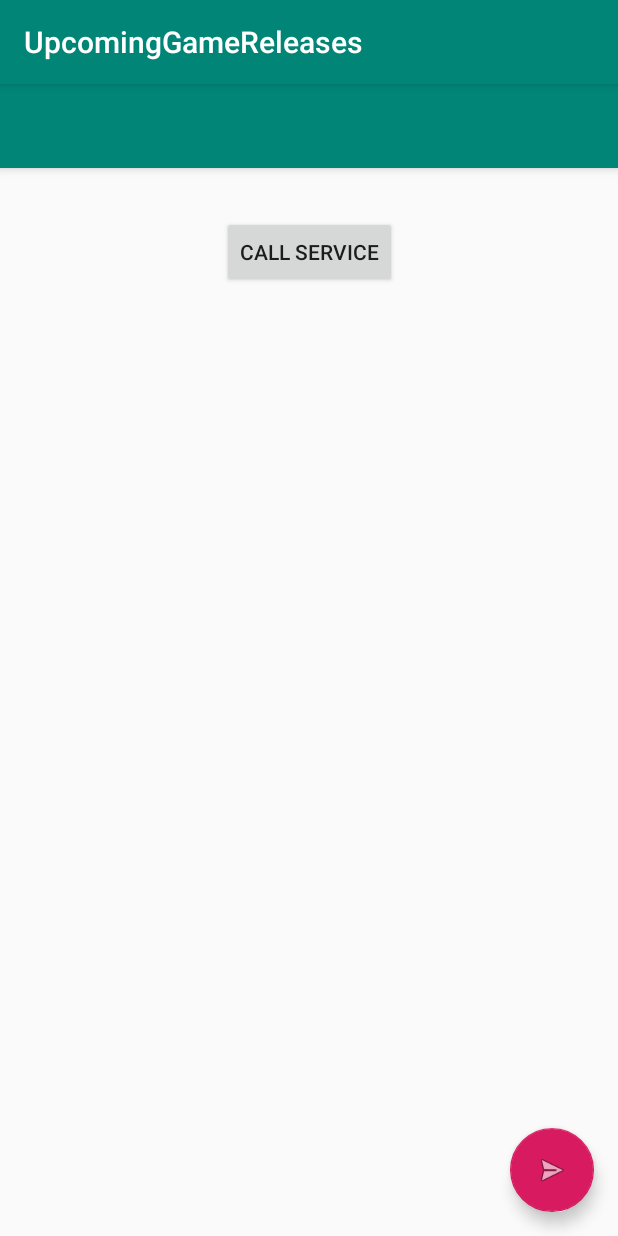
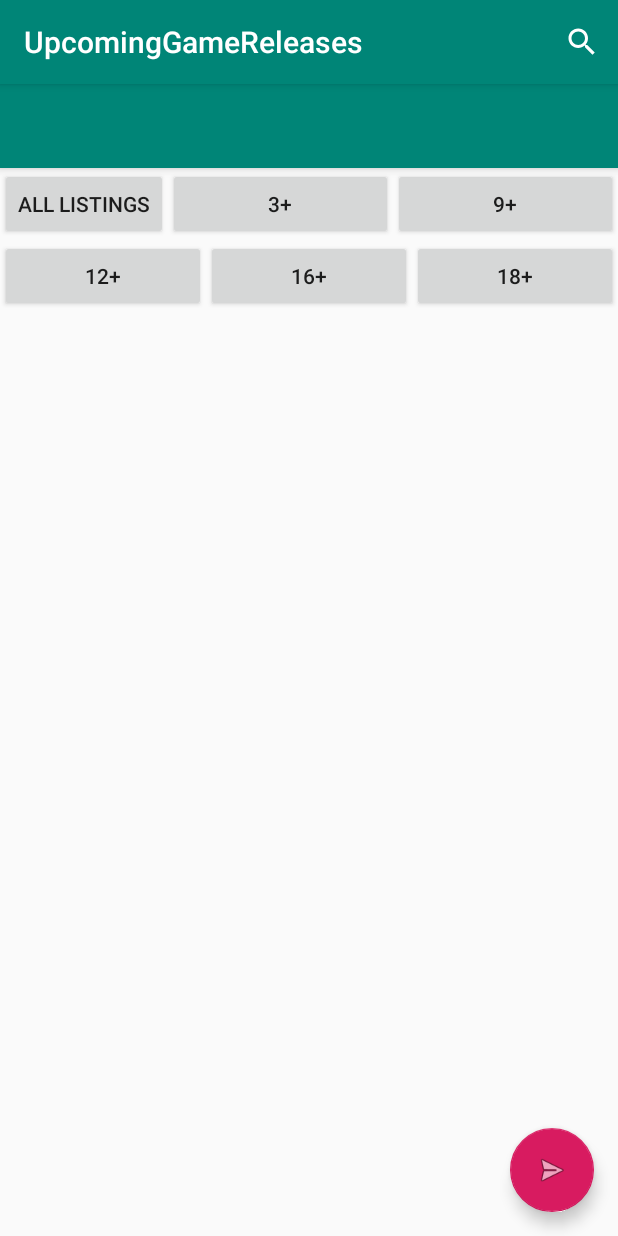
Before and after one commit to carney93/EADCA2_Android, an Android app: the screen it shows after launch (MainActivity), on a phone screen of 412 x 824 dp. Run offline under Robolectric (Android 15) with nearby library versions, the phone set to English and light mode, and no system bars; our stand-ins replace Volley.

Commit message:
added filter functionality and search bar

```diff
--- a/app/src/main/java/com/example/upcominggamereleases/MainActivity.java
+++ b/app/src/main/java/com/example/upcominggamereleases/MainActivity.java
@@ -68,51 +68,54 @@ public class MainActivity extends AppCompatActivity {
         return super.onOptionsItemSelected(item);
     }
 
-    public void callService(View v)
-    {
+    public void callService(View v) {
         final TextView outputTextView = (TextView) findViewById(R.id.outputTextView);
 
-        try
-        {
+        try {
             RequestQueue queue = Volley.newRequestQueue(this);
             Log.d(TAG, "Making request");
-            try
-            {
+            try {
                 StringRequest strObjRequest = new StringRequest(Request.Method.GET, SERVICE_URI,
-                        new Response.Listener<String>()
-                        {
+                        new Response.Listener<String>() {
                             @Override
-                            public void onResponse(String response)
-                            {
+                            public void onResponse(String response) {
                                 //clear text
                                 outputTextView.setText("");
-                                Type listOfGames = new TypeToken<ArrayList<VideoGame>>() {}.getType();
+                                Type listOfGames = new TypeToken<ArrayList<VideoGame>>() {
+                                }.getType();
                                 List<VideoGame> vg = new Gson().fromJson(response, listOfGames);
-                                for(int i=0; i<vg.size();i++){
-                                    outputTextView.setText(outputTextView.getText()+" Title:  "+vg.get(i).title + "\n" + " Age Rating:  " +vg.get(i).ageRating + "\n" + " Release Date:  "+ vg.get(i).releaseDate+ "\n\n");
+                                int count = 0;
+                                for (int i = 0; i < vg.size(); i++) {
+                                    String ageRating = vg.get(i).ageRating;
+                                    String filter = v.getTag().toString();
+                                    String formattedDate = vg.get(i).releaseDate.substring(0, 10);
+                                    if (ageRating.equals(filter)) {
+                                        outputTextView.setText(outputTextView.getText() + " Title:  " + vg.get(i).title + "\n" + " Age Rating:  " + vg.get(i).ageRating + "+" +  "\n" + " Release Date:  " + formattedDate + "\n\n");
+                                        count++;
+                                    } else if (filter.equals("all")) {
+                                        outputTextView.setText(outputTextView.getText() + " Title:  " + vg.get(i).title + "\n" + " Age Rating:  " + vg.get(i).ageRating + "+" + "\n" + " Release Date:  " + formattedDate + "\n\n");
+                                        count++;
+                                    }
+                                }
+                                if (count == 0) {
+                                    outputTextView.setText("There are no upcoming games with that age rating");
                                 }
                                 Log.d(TAG, "Displaying data" + vg.toString());
                             }
                         },
-                        new Response.ErrorListener()
-                        {
+                        new Response.ErrorListener() {
                             @Override
-                            public void onErrorResponse(VolleyError error)
-                            {
+                            public void onErrorResponse(VolleyError error) {
                                 outputTextView.setText(error.toString());
                                 Log.d(TAG, "Error" + error.toString());
                             }
                         });
                 queue.add(strObjRequest);
-            }
-            catch (Exception e1)
-            {
+            } catch (Exception e1) {
                 Log.d(TAG, e1.toString());
                 outputTextView.setText(e1.toString());
             }
-        }
-        catch (Exception e2)
-        {
+        } catch (Exception e2) {
             Log.d(TAG, e2.toString());
             outputTextView.setText(e2.toString());
         }
--- /dev/null
+++ b/app/src/main/res/drawable/ic_baseline_search_24.xml
@@ -0,0 +1,5 @@
+<vector android:height="24dp" android:tint="#FFFFFF"
+    android:viewportHeight="24" android:viewportWidth="24"
+    android:width="24dp" xmlns:android="http://schemas.android.com/apk/res/android">
+    <path android:fillColor="@android:color/white" android:pathData="M15.5,14h-0.79l-0.28,-0.27C15.41,12.59 16,11.11 16,9.5 16,5.91 13.09,3 9.5,3S3,5.91 3,9.5 5.91,16 9.5,16c1.61,0 3.09,-0.59 4.23,-1.57l0.27,0.28v0.79l5,4.99L20.49,19l-4.99,-5zM9.5,14C7.01,14 5,11.99 5,9.5S7.01,5 9.5,5 14,7.01 14,9.5 11.99,14 9.5,14z"/>
+</vector>
--- /dev/null
+++ b/app/src/main/res/drawable/ic_search.xml
@@ -0,0 +1,5 @@
+<vector android:height="24dp" android:tint="#FFFFFF"
+    android:viewportHeight="24" android:viewportWidth="24"
+    android:width="24dp" xmlns:android="http://schemas.android.com/apk/res/android">
+    <path android:fillColor="@android:color/white" android:pathData="M15.5,14h-0.79l-0.28,-0.27C15.41,12.59 16,11.11 16,9.5 16,5.91 13.09,3 9.5,3S3,5.91 3,9.5 5.91,16 9.5,16c1.61,0 3.09,-0.59 4.23,-1.57l0.27,0.28v0.79l5,4.99L20.49,19l-4.99,-5zM9.5,14C7.01,14 5,11.99 5,9.5S7.01,5 9.5,5 14,7.01 14,9.5 11.99,14 9.5,14z"/>
+</vector>
--- a/app/src/main/res/layout/activity_main.xml
+++ b/app/src/main/res/layout/activity_main.xml
@@ -20,7 +20,10 @@
 
     </com.google.android.material.appbar.AppBarLayout>
 
+
+
     <include layout="@layout/content_main" />
+
 
     <com.google.android.material.floatingactionbutton.FloatingActionButton
         android:id="@+id/fab"
--- a/app/src/main/res/layout/content_main.xml
+++ b/app/src/main/res/layout/content_main.xml
@@ -1,46 +1,106 @@
 <?xml version="1.0" encoding="utf-8"?>
-<androidx.constraintlayout.widget.ConstraintLayout xmlns:android="http://schemas.android.com/apk/res/android"
+<LinearLayout xmlns:android="http://schemas.android.com/apk/res/android"
     xmlns:app="http://schemas.android.com/apk/res-auto"
     xmlns:tools="http://schemas.android.com/tools"
     android:layout_width="match_parent"
     android:layout_height="match_parent"
     app:layout_behavior="@string/appbar_scrolling_view_behavior"
     tools:context=".MainActivity"
-    tools:showIn="@layout/activity_main">
+    tools:showIn="@layout/activity_main"
+    android:orientation="vertical">
 
-    <Button
-        android:id="@+id/callServiceButton"
-        android:layout_width="wrap_content"
+    <LinearLayout
+        android:layout_width="match_parent"
         android:layout_height="wrap_content"
-        android:layout_alignParentTop="true"
-        android:layout_centerHorizontal="true"
-        android:layout_marginTop="32dp"
-        android:nestedScrollingEnabled="true"
-        android:onClick="callService"
-        android:text="@string/call_button_text"
-        app:layout_constraintLeft_toLeftOf="parent"
-        app:layout_constraintRight_toRightOf="parent"
-        app:layout_constraintTop_toTopOf="parent" />
+        android:orientation="horizontal">
+
+        <Button
+            android:id="@+id/callServiceButton"
+            android:layout_width="wrap_content"
+            android:layout_height="wrap_content"
+
+            android:nestedScrollingEnabled="true"
+            android:onClick="callService"
+            android:text="@string/all_button"
+            android:tag="all"
+ />
+
+        <Button
+            android:id="@+id/filter_3"
+            android:layout_width="0dp"
+            android:layout_height="match_parent"
+            android:layout_weight="1"
+            android:nestedScrollingEnabled="true"
+            android:onClick="callService"
+            android:tag="3"
+            android:text="@string/filter_3" />
+
+        <Button
+            android:id="@+id/filter_9"
+            android:layout_width="0dp"
+            android:layout_height="match_parent"
+            android:layout_weight="1"
+            android:nestedScrollingEnabled="true"
+            android:onClick="callService"
+            android:text="@string/filter_9"
+            android:tag="9" />
+
+    </LinearLayout>
+
+    <LinearLayout
+        android:layout_width="match_parent"
+        android:layout_height="wrap_content"
+        android:orientation="horizontal">
+
+        <Button
+            android:id="@+id/filter_12"
+            android:layout_width="0dp"
+            android:layout_height="match_parent"
+            android:layout_weight="1"
+            android:nestedScrollingEnabled="true"
+            android:onClick="callService"
+            android:text="@string/filter_12"
+            android:tag="12" />
+
+        <Button
+            android:id="@+id/filter_16"
+            android:layout_width="0dp"
+            android:layout_height="match_parent"
+            android:layout_weight="1"
+            android:nestedScrollingEnabled="true"
+            android:onClick="callService"
+            android:text="@string/filter_16"
+            android:tag="16" />
+
+        <Button
+            android:id="@+id/filter_18"
+            android:layout_width="0dp"
+            android:layout_height="match_parent"
+            android:layout_weight="1"
+            android:nestedScrollingEnabled="true"
+            android:onClick="callService"
+            android:text="@string/filter_18"
+            android:tag="18" />
+
+    </LinearLayout>
+
+    <ScrollView
+        android:id="@+id/SCROLLER_ID"
+        android:layout_width="fill_parent"
+        android:layout_height="wrap_content"
+        android:scrollbars="vertical"
+        android:fillViewport="true">
 
     <TextView
         android:id="@+id/outputTextView"
-        android:layout_width="wrap_content"
+        android:layout_width="match_parent"
         android:layout_height="wrap_content"
         android:layout_below="@+id/callServiceButton"
-        android:layout_centerHorizontal="true"
-        android:layout_marginBottom="8dp"
-        android:layout_marginEnd="8dp"
-        android:layout_marginRight="132dp"
-        android:layout_marginStart="4dp"
-        android:layout_marginTop="32dp"
-        android:text=""
-        app:layout_constraintBottom_toBottomOf="parent"
-        app:layout_constraintEnd_toEndOf="parent"
-        app:layout_constraintHorizontal_bias="0.509"
-        app:layout_constraintRight_toRightOf="parent"
-        app:layout_constraintStart_toStartOf="parent"
-        app:layout_constraintTop_toBottomOf="@+id/callServiceButton"
-        app:layout_constraintVertical_bias="0.0"
-        android:layout_marginLeft="4dp" />
+        android:paddingTop="30dp"
+        android:gravity="center"
+        app:layout_constraintTop_toBottomOf="@+id/callServiceButton" />
 
-</androidx.constraintlayout.widget.ConstraintLayout>
+    </ScrollView>
+
+
+</LinearLayout>
--- a/app/src/main/res/menu/menu_main.xml
+++ b/app/src/main/res/menu/menu_main.xml
@@ -2,4 +2,11 @@
     xmlns:app="http://schemas.android.com/apk/res-auto"
     xmlns:tools="http://schemas.android.com/tools"
     tools:context="org.gc.helloworldvolleyclient.MainActivity">
+
+    <item
+        android:id="@+id/nav_search"
+        android:icon="@drawable/ic_search"
+        android:title="Search"
+        app:actionViewClass="android.widget.SearchView"
+        app:showAsAction="ifRoom|withText"/>
 </menu>
--- a/app/src/main/res/values/strings.xml
+++ b/app/src/main/res/values/strings.xml
@@ -1,5 +1,10 @@
 <resources>
     <string name="app_name">UpcomingGameReleases</string>
     <string name="hello_text">Press to view all games</string>
-    <string name="call_button_text">Call Service</string>
+    <string name="all_button">All Listings</string>
+    <string name="filter_3">3+</string>
+    <string name="filter_9">9+</string>
+    <string name="filter_12">12+</string>
+    <string name="filter_16">16+</string>
+    <string name="filter_18">18+</string>
 </resources>
```
